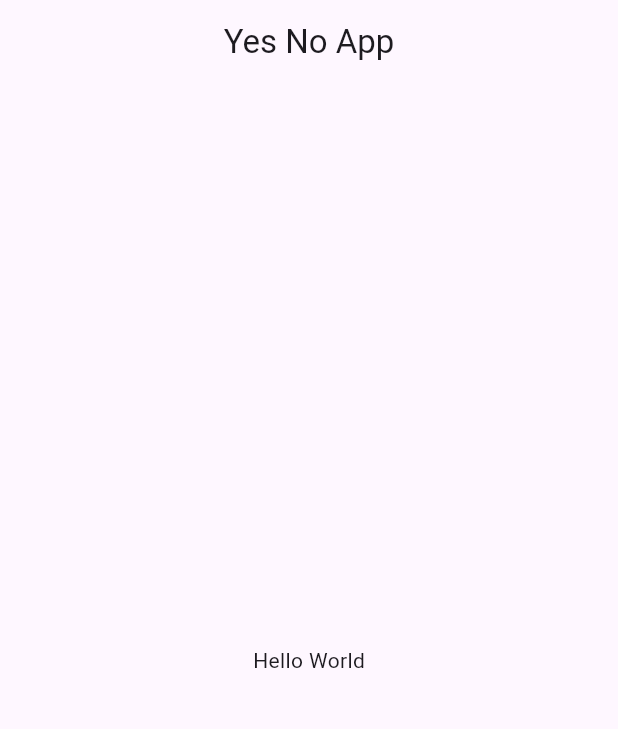
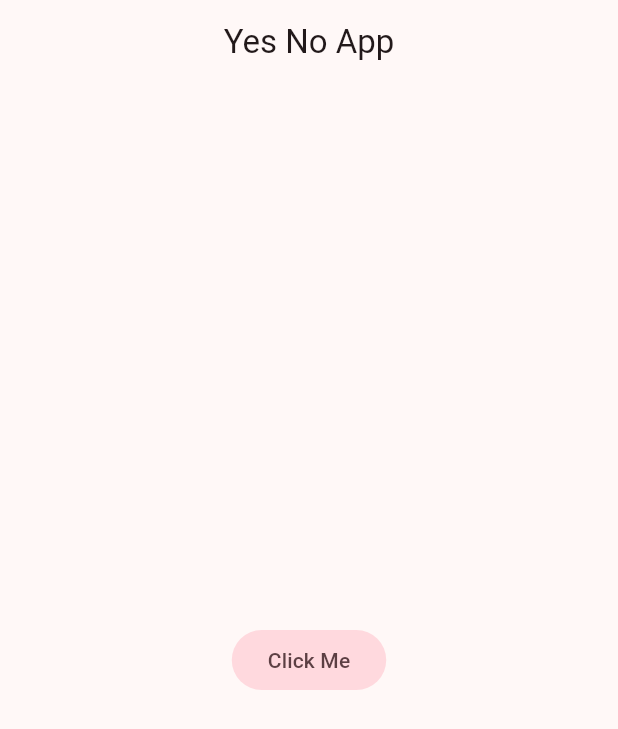
Before and after one commit to devnud/yes_no_app, a Flutter app: the screen it shows after launch, on a phone screen of 412 x 824 dp. Shown: the top 729 px of the screen. Run offline on Flutter 3.47's test engine with Material 2 defaults, Android fonts, the phone set to English and light mode, and no system bars.

Commit message:
configurando theme

```diff
--- /dev/null
+++ b/lib/config/theme/app_theme.dart
@@ -0,0 +1,29 @@
+import 'package:flutter/material.dart';
+
+const Color _customColor = Color(0xFF49149F);
+
+const List<Color> _colorThemes = [
+  _customColor,
+  Colors.blue,
+  Colors.teal,
+  Colors.green,
+  Colors.yellow,
+  Colors.orange,
+  Colors.pink,
+];
+
+class AppTheme {
+  final int selectedColor;
+
+  AppTheme({
+    this.selectedColor = 0,
+  }) : assert(selectedColor >= 0,
+            'Colors must be between 0 and ${_colorThemes.length}');
+
+  ThemeData theme() {
+    return ThemeData(
+      useMaterial3: true,
+      colorSchemeSeed: _colorThemes[selectedColor],
+    );
+  }
+}
--- a/lib/main.dart
+++ b/lib/main.dart
@@ -1,4 +1,5 @@
 import 'package:flutter/material.dart';
+import 'package:yes_no_app/config/theme/app_theme.dart';
 
 void main() => runApp(const MyApp());
 
@@ -8,9 +9,7 @@ class MyApp extends StatelessWidget {
   @override
   Widget build(BuildContext context) {
     return MaterialApp(
-      theme: ThemeData(
-        useMaterial3: true,
-      ),
+      theme: AppTheme(selectedColor: 6).theme(),
       title: 'Yes No App',
       debugShowCheckedModeBanner: false,
       home: Scaffold(
@@ -18,8 +17,10 @@ class MyApp extends StatelessWidget {
           title: const Text('Yes No App'),
           centerTitle: true,
         ),
-        body: const Center(
-          child: Text('Hello World'),
+        body: Center(
+          child: FilledButton.tonal(onPressed: () {
+
+          }, child: const Text('Click Me')),
         ),
       ),
     );
```
